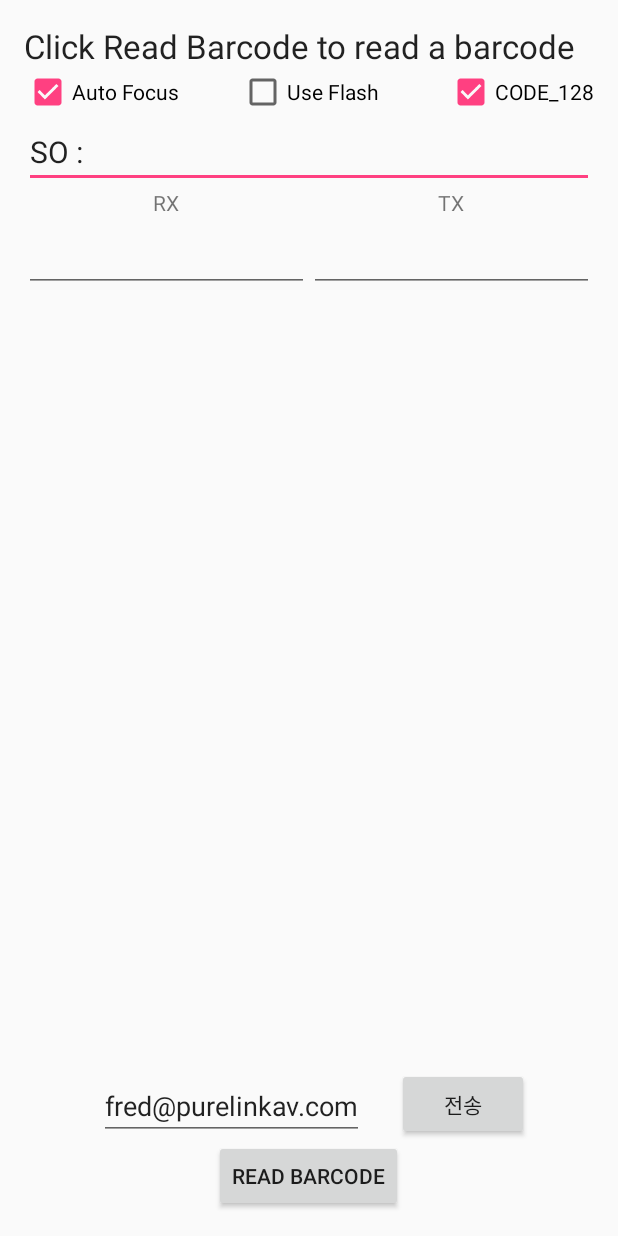
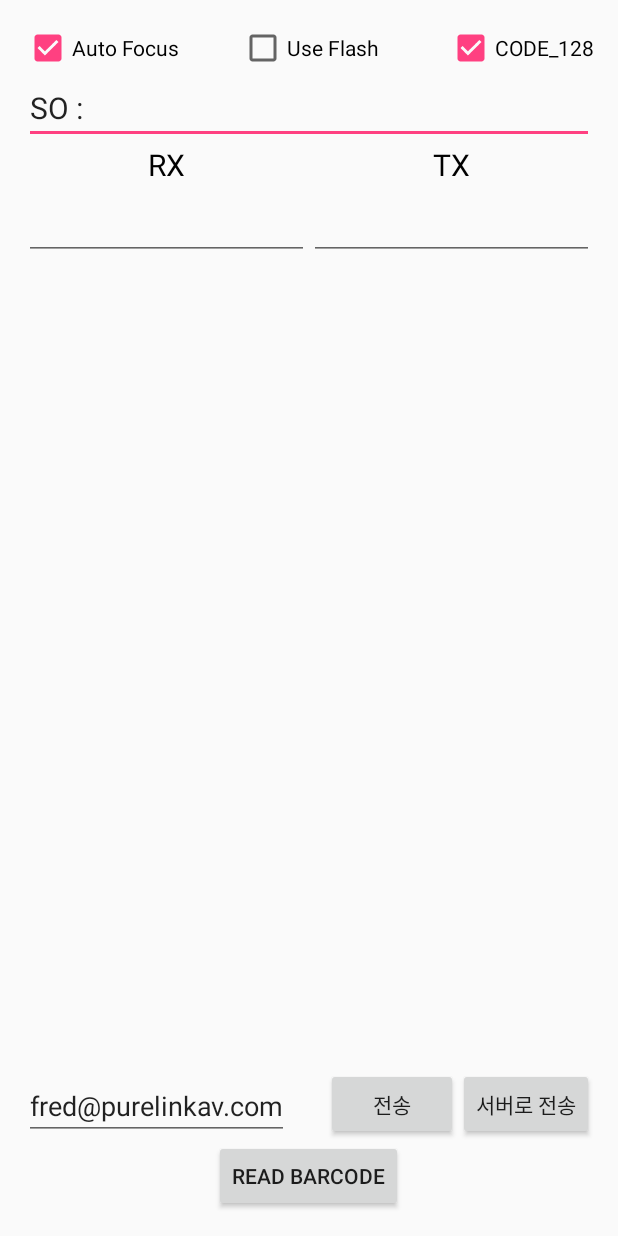
Before and after one commit to cluelin/BarcodeScannerApp, an Android app: the screen it shows after launch (MainActivity), on a phone screen of 412 x 824 dp. Run offline under Robolectric (Android 15) with nearby library versions, the phone set to English and light mode, and no system bars.

```diff
--- a/app/src/main/java/com/purelink/cluelin/barcodescanner/MainActivity.java
+++ b/app/src/main/java/com/purelink/cluelin/barcodescanner/MainActivity.java
@@ -17,10 +17,14 @@
 package com.purelink.cluelin.barcodescanner;
 
 import android.content.ActivityNotFoundException;
+import android.content.Context;
 import android.content.Intent;
 import android.net.Uri;
 import android.os.Bundle;
 import android.app.Activity;
+import android.os.Handler;
+import android.os.Looper;
+import android.os.Message;
 import android.util.Log;
 import android.view.View;
 import android.widget.CompoundButton;
@@ -31,6 +35,7 @@ import android.widget.Toast;
 import com.google.android.gms.common.api.CommonStatusCodes;
 import com.google.android.gms.vision.barcode.Barcode;
 
+import java.lang.ref.WeakReference;
 import java.util.ArrayList;
 
 /**
@@ -39,15 +44,19 @@ import java.util.ArrayList;
  */
 public class MainActivity extends Activity implements View.OnClickListener {
 
+    MyHandler handler = new MyHandler(this);
+
     // use a compound button so either checkbox or switch widgets work.
     private CompoundButton autoFocus;
     private CompoundButton useFlash;
     private CompoundButton onlyCode128;
     private TextView statusMessage;
-    private EditText barcodeValueTextView;
+    private EditText rxBarcodeValueView;
+    private EditText txBarcodeValueView;
     private EditText mailAddress;
 
-    private ArrayList<String> barcodeValueList = new ArrayList<>();
+    private ArrayList<String> rxBarcodeValueList = new ArrayList<>();
+    private ArrayList<String> txBarcodeValueList = new ArrayList<>();
 
     String serialSequence = "";
 
@@ -61,7 +70,8 @@ public class MainActivity extends Activity implements View.OnClickListener {
         setContentView(R.layout.activity_main);
 
         statusMessage = (TextView) findViewById(R.id.status_message);
-        barcodeValueTextView = (EditText) findViewById(R.id.barcode_value);
+        rxBarcodeValueView = (EditText) findViewById(R.id.barcode_value_rx);
+        txBarcodeValueView = (EditText) findViewById(R.id.barcode_value_tx);
 
         autoFocus = (CompoundButton) findViewById(R.id.auto_focus);
         useFlash = (CompoundButton) findViewById(R.id.use_flash);
@@ -126,32 +136,37 @@ public class MainActivity extends Activity implements View.OnClickListener {
                     Barcode barcode = data.getParcelableExtra(BarcodeCaptureActivity.BarcodeObject);
                     statusMessage.setText(R.string.barcode_success);
 
-                    //중복확인
-                    if (barcodeValueList.contains(barcode.displayValue)){
 
-                        Log.d("태그", "중복됨");
-                        Toast.makeText(this, "중복됨!", Toast.LENGTH_SHORT).show();
+                    //Rx에 속하는 값인지 Tx에 속하는 값인지 확인
+                    if (getWindow().getCurrentFocus() == rxBarcodeValueView) {
+                        //중복확인
+                        if (rxBarcodeValueList.contains(barcode.displayValue)) {
 
-                    }else{
-                        Log.d("태그", "barcode.displayValue : " + barcode.displayValue);
-                        barcodeValueList.add(barcode.displayValue);
+                            Toast.makeText(this, "중복됨!", Toast.LENGTH_SHORT).show();
 
-                        Log.d("태그", "barcode size : " + barcodeValueList.size());
+                        } else {
+
+                            rxBarcodeValueList.add(barcode.displayValue);
+                            addBarcodeValueToBarcodeArea(rxBarcodeValueView, rxBarcodeValueList.get(rxBarcodeValueList.size() - 1));
+
+                        }
+
+                    } else if (getWindow().getCurrentFocus() == txBarcodeValueView) {
+
+                        //중복확인
+                        if (txBarcodeValueList.contains(barcode.displayValue)) {
+
+                            Toast.makeText(this, "중복됨!", Toast.LENGTH_SHORT).show();
+
+                        } else {
+
+                            txBarcodeValueList.add(barcode.displayValue);
+                            addBarcodeValueToBarcodeArea(txBarcodeValueView, txBarcodeValueList.get(txBarcodeValueList.size() - 1));
+
+                        }
                     }
 
 
-                    //가지고 있는 Serial number 목록에 읽어온 Barcode값을 추가.
-
-                    serialSequence = "";
-                    for (int i = 0 ; i < barcodeValueList.size() ; i++){
-                        serialSequence = serialSequence + barcodeValueList.get(i) + "\n";
-                        Log.d("태그", "barcodeValueList.get(i) "  + barcodeValueList.get(i) );
-                    }
-
-                    //가지고있는 Serial number list를 textView에 출력.
-                    barcodeValueTextView.setText(barcodeValueList.size() + "개 \n" + serialSequence );
-
-                    Log.d(TAG, "Barcode read: " + barcode.displayValue);
                 } else {
                     statusMessage.setText(R.string.barcode_failure);
                     Log.d(TAG, "No barcode captured, intent data is null");
@@ -165,6 +180,26 @@ public class MainActivity extends Activity implements View.OnClickListener {
         }
     }
 
+    private void addBarcodeValueToBarcodeArea(EditText targetArea, String targetString) {
+
+        if (targetArea.getText().toString() != "") {
+            targetString = targetArea.getText().toString() + "\n" + targetString;
+        }
+
+        targetArea.setText(targetString);
+
+    }
+
+    public void sendBarcodeValueToServer(View v) {
+
+        ServerSocket serverSocket = new ServerSocket(ServerInformation.SERVER_ADDRESS, ServerInformation.PORT);
+        serverSocket.setRxBarcodeValue("rx \n" + rxBarcodeValueView.getText().toString() + "\n" + "tx \n" + txBarcodeValueView.getText().toString());
+        serverSocket.setHandler(handler);
+        serverSocket.start();
+
+
+
+    }
 
     public void sendEmail(View v) {
 
@@ -172,11 +207,12 @@ public class MainActivity extends Activity implements View.OnClickListener {
         emailIntent.setData(Uri.parse("mailto:"));
         emailIntent.setType("text/plain");
 
-        emailIntent.putExtra(Intent.EXTRA_EMAIL,new String[]{mailAddress.getText() + ""});
-        Log.d("name", mailAddress.getText() + "");
+        emailIntent.putExtra(Intent.EXTRA_EMAIL, new String[]{mailAddress.getText() + ""});
+
+        //제목
         emailIntent.putExtra(Intent.EXTRA_SUBJECT, "시리얼 넘버");
-        emailIntent.putExtra(Intent.EXTRA_TEXT, serialSequence);
-
+        //내용
+        emailIntent.putExtra(Intent.EXTRA_TEXT, "" + rxBarcodeValueView.getText() + txBarcodeValueView.getText());
 
 
         try {
@@ -188,4 +224,25 @@ public class MainActivity extends Activity implements View.OnClickListener {
         }
 
     }
+
+
+    private void handleMessage(Message msg) {
+        Toast.makeText(getApplicationContext(), "전송 성공", Toast.LENGTH_LONG).show();
+    }
+
+
+    private static class MyHandler extends Handler {
+        private final WeakReference<MainActivity> mActivity;
+        public MyHandler(MainActivity activity) {
+            mActivity = new WeakReference<MainActivity>(activity);
+        }
+
+        @Override
+        public void handleMessage(Message msg) {
+            MainActivity activity = mActivity.get();
+            if (activity != null) {
+                activity.handleMessage(msg);
+            }
+        }
+    }
 }
--- /dev/null
+++ b/app/src/main/java/com/purelink/cluelin/barcodescanner/ServerInformation.java
@@ -0,0 +1,13 @@
+package com.purelink.cluelin.barcodescanner;
+
+/**
+ * Created by cluelin on 2017-02-24.
+ */
+
+public interface ServerInformation {
+
+    String SERVER_ADDRESS = "192.168.0.63";
+//    String SERVER_ADDRESS = "192.168.0.140";
+    int PORT = 9999;
+
+}
--- a/app/src/main/res/layout/activity_main.xml
+++ b/app/src/main/res/layout/activity_main.xml
@@ -7,16 +7,6 @@
     android:paddingLeft="@dimen/activity_horizontal_margin"
     android:paddingRight="@dimen/activity_horizontal_margin"
     android:paddingTop="@dimen/activity_vertical_margin">
-
-    <TextView
-        android:id="@+id/status_message"
-        android:layout_width="match_parent"
-        android:layout_height="wrap_content"
-        android:layout_alignParentEnd="true"
-        android:layout_alignParentRight="true"
-        android:layout_centerHorizontal="true"
-        android:text="@string/barcode_header"
-        android:textAppearance="?android:attr/textAppearanceLarge" />
 
 
     <CheckBox
@@ -42,19 +32,22 @@
         android:layout_width="match_parent"
         android:layout_height="match_parent"
         android:layout_below="@id/list_title"
-        android:layout_above="@id/mailID"
+
         android:orientation="horizontal">
+
         <LinearLayout
             android:layout_width="match_parent"
             android:layout_height="match_parent"
-            android:orientation="vertical"
-            android:layout_weight="1">
+            android:layout_weight="1"
+            android:orientation="vertical">
 
             <TextView
                 android:layout_width="match_parent"
                 android:layout_height="wrap_content"
                 android:text="RX"
-                android:textAlignment="center"/>
+                android:textAlignment="center"
+                android:textColor="#000000"
+                android:textSize="20sp" />
 
             <ScrollView
                 android:layout_width="match_parent"
@@ -84,13 +77,16 @@
         <LinearLayout
             android:layout_width="match_parent"
             android:layout_height="match_parent"
-            android:orientation="vertical"
-            android:layout_weight="1">
+            android:layout_weight="1"
+            android:orientation="vertical">
+
             <TextView
                 android:layout_width="match_parent"
                 android:layout_height="wrap_content"
                 android:text="TX"
-                android:textAlignment="center"/>
+                android:textAlignment="center"
+                android:textColor="#000000"
+                android:textSize="20sp" />
 
             <ScrollView
                 android:layout_width="match_parent"
@@ -121,26 +117,14 @@
     </LinearLayout>
 
 
-
-    <EditText
-        android:id="@+id/mailID"
+    <Button
+        android:id="@+id/button3"
         android:layout_width="wrap_content"
         android:layout_height="wrap_content"
-        android:layout_above="@+id/read_barcode"
-
-        android:layout_alignEnd="@+id/read_barcode"
-        android:layout_marginEnd="26dp"
-        android:text="fred@purelinkav.com" />
-
-    <Button
-        android:id="@+id/button2"
-        android:layout_width="wrap_content"
-        android:layout_height="wrap_content"
-        android:layout_above="@+id/read_barcode"
         android:layout_alignParentEnd="true"
-        android:layout_marginEnd="43dp"
-        android:onClick="sendEmail"
-        android:text="전송" />
+        android:onClick="sendBarcodeValueToServer"
+        android:text="서버로 전송"
+        android:layout_alignBottom="@+id/button2" />
 
     <Button
         android:id="@+id/read_barcode"
@@ -155,7 +139,7 @@
         android:layout_width="wrap_content"
         android:layout_height="wrap_content"
         android:layout_alignParentEnd="true"
-        android:layout_below="@+id/status_message"
+
         android:checked="true"
         android:text="CODE_128" />
 
@@ -163,10 +147,28 @@
         android:id="@+id/use_flash"
         android:layout_width="wrap_content"
         android:layout_height="wrap_content"
-        android:layout_below="@+id/status_message"
+
         android:layout_centerHorizontal="true"
         android:checked="false"
         android:text="@string/use_flash" />
 
+    <EditText
+        android:id="@+id/mailID"
+        android:layout_width="wrap_content"
+        android:layout_height="wrap_content"
+
+        android:layout_above="@+id/read_barcode"
+        android:layout_alignParentStart="true"
+        android:text="fred@purelinkav.com" />
+
+    <Button
+        android:id="@+id/button2"
+        android:layout_width="wrap_content"
+        android:layout_height="wrap_content"
+        android:layout_above="@+id/read_barcode"
+        android:layout_toStartOf="@+id/button3"
+        android:onClick="sendEmail"
+        android:text="전송" />
+
 
 </RelativeLayout>
--- a/app/src/main/res/layout/barcode_capture.xml
+++ b/app/src/main/res/layout/barcode_capture.xml
@@ -9,15 +9,15 @@
 
     <com.purelink.cluelin.barcodescanner.ui.camera.CameraSourcePreview
         android:id="@+id/preview"
-        android:layout_width="match_parent"
+        android:layout_width="wrap_content"
         android:layout_height="match_parent"
         android:background="#000000"
         >
 
         <com.purelink.cluelin.barcodescanner.ui.camera.GraphicOverlay
             android:id="@+id/graphicOverlay"
-            android:layout_width="match_parent"
-            android:layout_height="match_parent"
+            android:layout_width="wrap_content"
+            android:layout_height="252dp"
             />
 
     </com.purelink.cluelin.barcodescanner.ui.camera.CameraSourcePreview>
```
Also changed, not shown: app/src/main/java/com/purelink/cluelin/barcodescanner/ServerSocket.java (added, +90 -0 lines).
